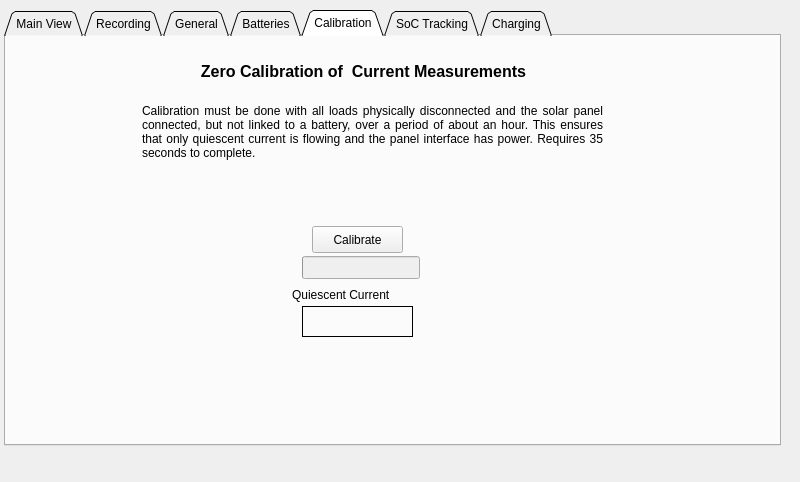
The window that gui-beaglebone/power-management.ui (dmsherazi/Battery-Management-System) describes before a commit, drawn with Qt 5.
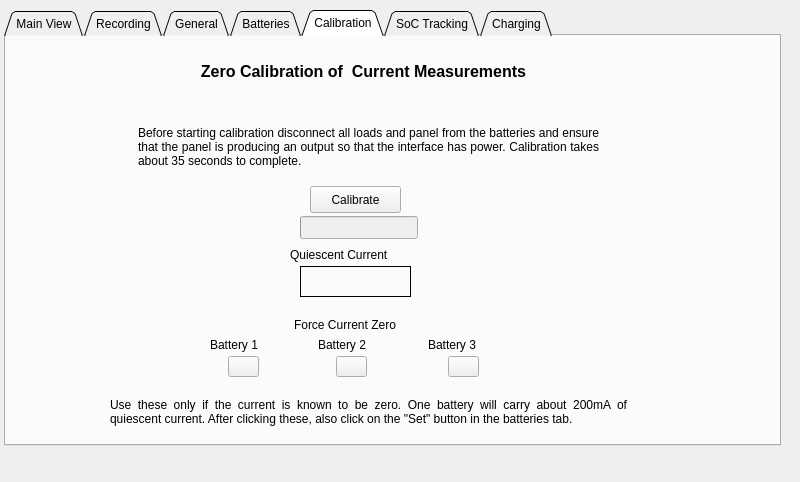
The same window after the commit. The open tabs and pages were chosen to show the change. Icons and pictures are not drawn.

Commit message: Add a firmware feature to force current calibration to zero for a battery in the event it fails. Add a shutdown button to the BB gui. This relies on a file in /bin that calls the gui and then shuts down the BB when the gui exits. Place an autostart to this file in /dev/lightdm/lightdm.conf.

Patch:
```diff
--- a/gui-beaglebone/power-management.ui
+++ b/gui-beaglebone/power-management.ui
@@ -2944,8 +2944,8 @@
     <widget class="QPushButton" name="calibrateButton">
      <property name="geometry">
       <rect>
-       <x>306</x>
-       <y>190</y>
+       <x>304</x>
+       <y>150</y>
        <width>91</width>
        <height>27</height>
       </rect>
@@ -2954,25 +2954,6 @@
       <string>Calibrate</string>
      </property>
     </widget>
-    <widget class="QLabel" name="socLabel">
-     <property name="geometry">
-      <rect>
-       <x>136</x>
-       <y>50</y>
-       <width>461</width>
-       <height>91</height>
-      </rect>
-     </property>
-     <property name="text">
-      <string>Calibration must be done with all loads physically disconnected and the solar panel connected, but not linked to a battery, over a period of about an hour. This ensures that only quiescent current is flowing and the panel interface has power. Requires 35 seconds to complete.</string>
-     </property>
-     <property name="alignment">
-      <set>Qt::AlignJustify|Qt::AlignVCenter</set>
-     </property>
-     <property name="wordWrap">
-      <bool>true</bool>
-     </property>
-    </widget>
     <widget class="QLabel" name="calibrationLabel">
      <property name="geometry">
       <rect>
@@ -3002,8 +2983,8 @@
     <widget class="QLabel" name="qcLabel">
      <property name="geometry">
       <rect>
-       <x>286</x>
-       <y>250</y>
+       <x>284</x>
+       <y>210</y>
        <width>131</width>
        <height>17</height>
       </rect>
@@ -3015,8 +2996,8 @@
     <widget class="QLabel" name="quiescentCurrent">
      <property name="geometry">
       <rect>
-       <x>296</x>
-       <y>270</y>
+       <x>294</x>
+       <y>230</y>
        <width>111</width>
        <height>31</height>
       </rect>
@@ -3039,8 +3020,8 @@
      </property>
      <property name="geometry">
       <rect>
-       <x>296</x>
-       <y>220</y>
+       <x>294</x>
+       <y>180</y>
        <width>118</width>
        <height>23</height>
       </rect>
@@ -3052,6 +3033,144 @@
       <number>-1</number>
      </property>
     </widget>
+    <widget class="QLabel" name="socLabel_2">
+     <property name="geometry">
+      <rect>
+       <x>132</x>
+       <y>65</y>
+       <width>461</width>
+       <height>91</height>
+      </rect>
+     </property>
+     <property name="text">
+      <string>Before starting calibration disconnect all loads and panel from the batteries and ensure that the panel is producing an output so that the interface has power. Calibration takes about 35 seconds to complete.</string>
+     </property>
+     <property name="alignment">
+      <set>Qt::AlignJustify|Qt::AlignVCenter</set>
+     </property>
+     <property name="wordWrap">
+      <bool>true</bool>
+     </property>
+    </widget>
+    <widget class="QLabel" name="fcBatt3Label">
+     <property name="geometry">
+      <rect>
+       <x>422</x>
+       <y>300</y>
+       <width>69</width>
+       <height>17</height>
+      </rect>
+     </property>
+     <property name="text">
+      <string>Battery 3</string>
+     </property>
+    </widget>
+    <widget class="QLabel" name="fcBatt2Label">
+     <property name="geometry">
+      <rect>
+       <x>312</x>
+       <y>300</y>
+       <width>69</width>
+       <height>17</height>
+      </rect>
+     </property>
+     <property name="text">
+      <string>Battery 2</string>
+     </property>
+    </widget>
+    <widget class="QLabel" name="fcLabel">
+     <property name="geometry">
+      <rect>
+       <x>288</x>
+       <y>280</y>
+       <width>131</width>
+       <height>17</height>
+      </rect>
+     </property>
+     <property name="text">
+      <string>Force Current Zero </string>
+     </property>
+    </widget>
+    <widget class="QPushButton" name="forceZeroCurrent3">
+     <property name="geometry">
+      <rect>
+       <x>442</x>
+       <y>320</y>
+       <width>31</width>
+       <height>21</height>
+      </rect>
+     </property>
+     <property name="toolTip">
+      <string>Reset Battery 3 Missing Status to Good.</string>
+     </property>
+     <property name="text">
+      <string/>
+     </property>
+    </widget>
+    <widget class="QPushButton" name="forceZeroCurrent2">
+     <property name="geometry">
+      <rect>
+       <x>330</x>
+       <y>320</y>
+       <width>31</width>
+       <height>21</height>
+      </rect>
+     </property>
+     <property name="toolTip">
+      <string>Reset Battery 2 Missing Status to Good.</string>
+     </property>
+     <property name="text">
+      <string/>
+     </property>
+    </widget>
+    <widget class="QLabel" name="fcBatt1Label">
+     <property name="geometry">
+      <rect>
+       <x>204</x>
+       <y>300</y>
+       <width>69</width>
+       <height>17</height>
+      </rect>
+     </property>
+     <property name="text">
+      <string>Battery 1</string>
+     </property>
+    </widget>
+    <widget class="QPushButton" name="forceZeroCurrent1">
+     <property name="geometry">
+      <rect>
+       <x>222</x>
+       <y>320</y>
+       <width>31</width>
+       <height>21</height>
+      </rect>
+     </property>
+     <property name="toolTip">
+      <string>Reset Battery 1 Missing Status to Good.</string>
+     </property>
+     <property name="text">
+      <string/>
+     </property>
+    </widget>
+    <widget class="QLabel" name="fcDescrLabel">
+     <property name="geometry">
+      <rect>
+       <x>104</x>
+       <y>340</y>
+       <width>517</width>
+       <height>71</height>
+      </rect>
+     </property>
+     <property name="text">
+      <string>Use these only if the current is known to be zero. One battery will carry about 200mA of quiescent current. After clicking these, also click on the &quot;Set&quot; button in the batteries tab.</string>
+     </property>
+     <property name="alignment">
+      <set>Qt::AlignJustify|Qt::AlignVCenter</set>
+     </property>
+     <property name="wordWrap">
+      <bool>true</bool>
+     </property>
+    </widget>
    </widget>
    <widget class="QWidget" name="socTab">
     <property name="toolTip">
```
Left out of the diff: 26 changed lines with no effect on the pictures. The commit also changes 6 other files.
